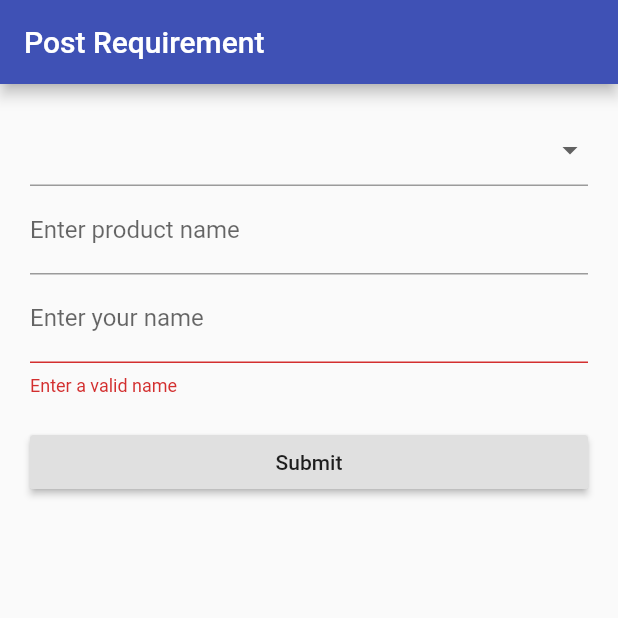
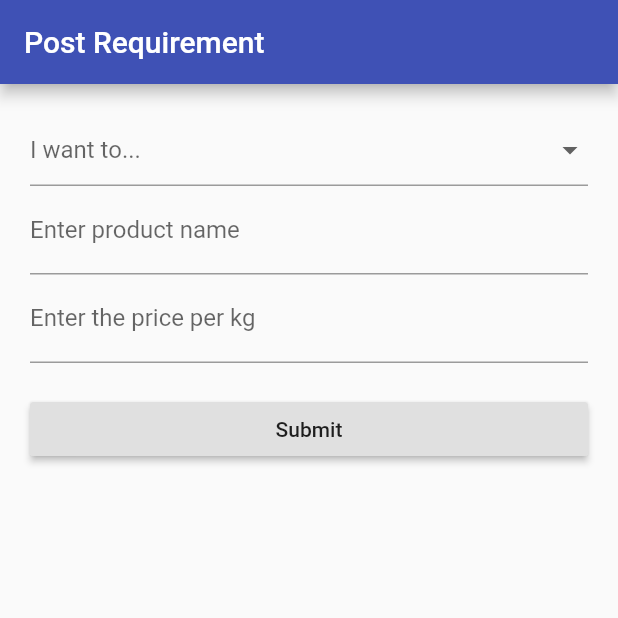
Before and after one commit to swarupanandadhua/HelloKishan, a Flutter app: the screen it shows after launch, after a tap on "Submit", on a phone screen of 412 x 824 dp, the top half of it. Run offline on Flutter 3.47's test engine with Material 2 defaults, Android fonts, the phone set to English and light mode, and no system bars; our stand-ins replace cloud_firestore, firebase_auth, geolocator, splashscreen; missing offline and left inert: firebase_image, universal_html, validate; accounts and stored records are empty.

Commit message:
Post Requirement Screen: Hint in Buy-Sell Dropdown, Price Validation

```diff
--- a/lib/screens/post_requirement/post_requirement.dart
+++ b/lib/screens/post_requirement/post_requirement.dart
@@ -1,5 +1,6 @@
 import 'package:farmapp/models/models.dart';
 import 'package:flutter/material.dart';
+import 'package:flutter/services.dart';
 import 'package:validate/validate.dart';
 
 /*
@@ -33,12 +34,8 @@ class PostRequirementScreenState extends State<PostRequirementScreen> {
     return null;
   }
 
-  String _validateName(String value) {
-    if (value.length < 8) {
-      return 'Enter a valid name';
-    }
-
-    return null;
+  String _validateRate(String value) {
+    return (num.tryParse(value) > 0) ? null : 'Enter a valid price';
   }
 
   void submit() {
@@ -46,7 +43,7 @@ class PostRequirementScreenState extends State<PostRequirementScreen> {
       _formKey.currentState.save();
 
       print('Product Name: ${_requirement.productName}');
-      print('Name: ${_requirement.name}');
+      print('Rate: ${_requirement.rate}');
     }
   }
 
@@ -65,22 +62,34 @@ class PostRequirementScreenState extends State<PostRequirementScreen> {
           child: ListView(
             children: <Widget>[
               DropdownButtonFormField(
+                value: _requirement.wantsTo,
+                hint: Text("I want to..."),
                 items: [
                   DropdownMenuItem(
-                    value: "Buy",
-                    child: Text('I want to Buy'),
+                    value: TradeType.BUY,
+                    child: Text('Buy'),
                   ),
-                  DropdownMenuItem<String>(
-                    value: "Sell",
-                    child: Text('I want to Sell'),
+                  DropdownMenuItem(
+                    value: TradeType.SELL,
+                    child: Text('Sell'),
                   ),
                 ],
                 onChanged: (value) {
+                  setState(() {
+                    if (value == "Sell") {
+                      _requirement.wantsTo = TradeType.SELL;
+                    } else if (value == "Buy") {
+                      _requirement.wantsTo = TradeType.BUY;
+                    } else {
+                      _requirement.wantsTo = null;
+                    }
+                  });
                   print("Dropdown clicked: $value");
                 },
               ),
+              // Use TypeAheadField: https://pub.dev/packages/flutter_typeahead
               TextFormField(
-                keyboardType: TextInputType.emailAddress,
+                keyboardType: TextInputType.text,
                 decoration: InputDecoration(
                   hintText: 'Product Name',
                   labelText: 'Enter product name',
@@ -91,13 +100,17 @@ class PostRequirementScreenState extends State<PostRequirementScreen> {
                 },
               ),
               TextFormField(
+                keyboardType: TextInputType.number,
+                inputFormatters: [
+                  WhitelistingTextInputFormatter(RegExp(r'^\d+\.?\d{0,2}')),
+                ],
                 decoration: InputDecoration(
-                  hintText: 'Name',
-                  labelText: 'Enter your name',
+                  hintText: 'Price/kg',
+                  labelText: 'Enter the price per kg',
                 ),
-                validator: this._validateName,
+                validator: this._validateRate,
                 onSaved: (String value) {
-                  this._requirement.name = value;
+                  this._requirement.rate = num.tryParse(value);
                 },
               ),
               Container(
--- a/pubspec.yaml
+++ b/pubspec.yaml
@@ -22,6 +22,7 @@ dependencies:
   splashscreen:
   universal_html:
   validate:
+  flutter_typeahead:
 
 environment:
   sdk:
```
